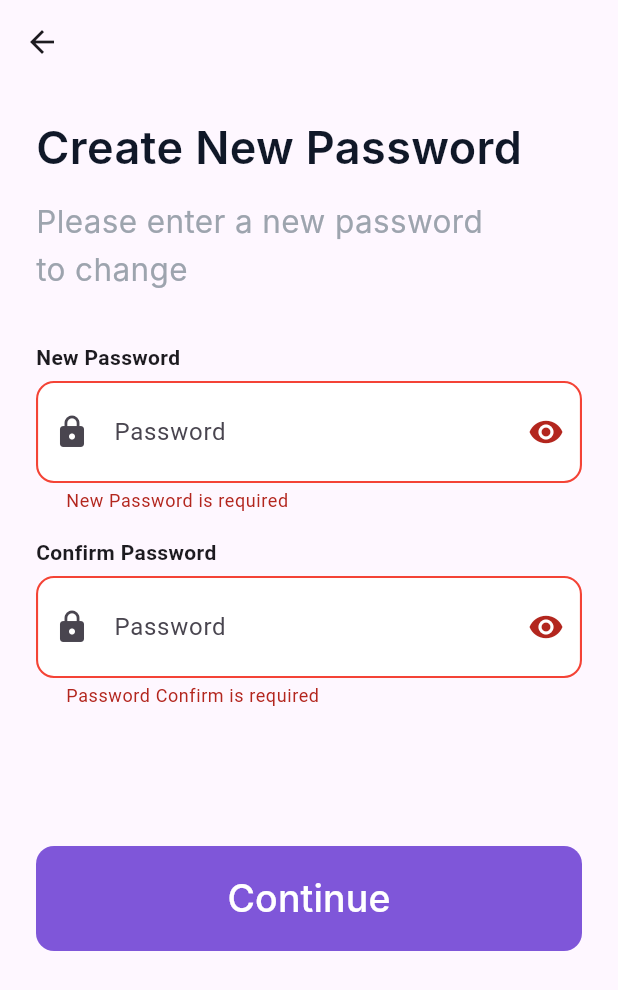
After one commit to TechieChuks/Housely-Real-Estate-App, a Flutter app: the ResetPasswordScreen screen opened by its route, after a tap on "Continue", on a phone screen of 412 x 824 dp. The commit adds this screen. Shown: the top 990 px of the screen. Run offline on Flutter 3.47's test engine with Material 3 defaults, Android fonts, the phone set to English and light mode, and no system bars; our stand-ins replace shared_preferences; accounts and stored records are empty; Roboto replaces fonts that are missing (Inter).

Commit message:
Create New Password Screen is completed Succcessfully

```diff
--- a/lib/core/widgets/app_textfields.dart
+++ b/lib/core/widgets/app_textfields.dart
@@ -84,7 +84,7 @@ class AppTextInput extends StatelessWidget {
           textInputAction: textInputAction,
 
           decoration: InputDecoration(
-            errorText: errorText,
+            errorText: errorText?.isNotEmpty == true ? errorText : null,
             prefixIcon: prefixIcon,
             hintText: hintText,
             filled: true,
@@ -98,6 +98,7 @@ class AppTextInput extends StatelessWidget {
 
             enabledBorder: OutlineInputBorder(
               borderRadius: BorderRadius.circular(12),
+              gapPadding: 0,
               borderSide: BorderSide(color: getBorderColor(), width: 1),
             ),
             focusedBorder: OutlineInputBorder(
--- a/lib/features/forgot_password/presentation/screens/forgot_password_screen.dart
+++ b/lib/features/forgot_password/presentation/screens/forgot_password_screen.dart
@@ -82,7 +82,7 @@ class _ForgotPasswordScreenState extends State<ForgotPasswordScreen> {
                     debugPrint("Hello phone");
                   }
                   if (isEmailSelected == true) {
-                    debugPrint("Hello email");
+                    Navigator.pushNamed(context, "/resetpassword");
                   }
                 },
               ),
--- /dev/null
+++ b/lib/features/reset_password/presentation/reset_password_screen.dart
@@ -0,0 +1,145 @@
+import 'package:flutter/material.dart';
+import 'package:housely/core/constants/app_colors.dart';
+import 'package:housely/core/constants/app_text_styles.dart';
+import 'package:housely/core/enums/enums.dart';
+import 'package:housely/core/utils/layout.dart';
+import 'package:housely/core/widgets/app_button.dart';
+import 'package:housely/core/widgets/app_textfields.dart';
+
+class ResetPasswordScreen extends StatefulWidget {
+  const ResetPasswordScreen({super.key});
+
+  @override
+  State<ResetPasswordScreen> createState() => _ResetPasswordScreenState();
+}
+
+class _ResetPasswordScreenState extends State<ResetPasswordScreen> {
+  bool isChecked = false;
+  bool isPasswordVisible = false;
+  String password = '';
+  final _newPassWordContoller = TextEditingController();
+  final _confirmPassWordContoller = TextEditingController();
+  String? newPasswordError;
+  String? confirmPasswordError;
+
+  @override
+  void initState() {
+    super.initState();
+    _newPassWordContoller.addListener(() => setState(() {}));
+    _confirmPassWordContoller.addListener(() => setState(() {}));
+  }
+
+  void validate() {
+    setState(() {
+      newPasswordError = null;
+      confirmPasswordError = null;
+      if (_newPassWordContoller.text.isEmpty) {
+        newPasswordError = "New Password is required";
+      }
+
+      if (_confirmPassWordContoller.text.isEmpty) {
+        confirmPasswordError = "Password Confirm is required";
+      }
+    });
+  }
+
+  @override
+  Widget build(BuildContext context) {
+    return Scaffold(
+      appBar: AppBar(
+        leading: IconButton(
+          onPressed: () {
+            Navigator.pop(context);
+          },
+          icon: Icon(Icons.arrow_back),
+        ),
+      ),
+      body: SafeArea(
+        child: Padding(
+          padding: const EdgeInsets.all(LayoutTokens.lg),
+          child: Column(
+            crossAxisAlignment: CrossAxisAlignment.start,
+            //mainAxisAlignment: MainAxisAlignment.spaceEvenly,
+            children: [
+              Text(
+                "Create New Password",
+                style: AppTextStyles.heading5SemiBold.copyWith(fontSize: 30),
+              ),
+              SizedBox(height: LayoutTokens.md),
+              Text(
+                "Please enter a new password \nto change",
+                style: AppTextStyles.paragraph4Regular.copyWith(
+                  fontSize: 21,
+                  color: AppColors.grayNeutral[400],
+                ),
+              ),
+              SizedBox(height: LayoutTokens.xl),
+              AppTextInput(
+                onChanged: (value) => setState(() {
+                  password = value;
+                }),
+                onSubmitted: (value) => setState(() {
+                  password = value;
+                }),
+                errorText: newPasswordError,
+                obscureText: isPasswordVisible,
+                prefixIcon: Icon(Icons.lock),
+                textInputAction: TextInputAction.done,
+                controller: _newPassWordContoller,
+                label: "New Password",
+                hintText: "Password",
+                keyboardType: TextInputType.number,
+                isLarge: true,
+                state: TextInputState.typing,
+                suffixIcon: IconButton(
+                  icon: isPasswordVisible
+                      ? Icon(Icons.visibility_off)
+                      : Icon(Icons.visibility),
+                  onPressed: () => setState(() {
+                    isPasswordVisible = !isPasswordVisible;
+                  }),
+                ),
+              ),
+              SizedBox(height: 16),
+              AppTextInput(
+                onChanged: (value) => setState(() {
+                  password = value;
+                }),
+                onSubmitted: (value) => setState(() {
+                  password = value;
+                }),
+                errorText: confirmPasswordError,
+                obscureText: isPasswordVisible,
+                prefixIcon: Icon(Icons.lock),
+                textInputAction: TextInputAction.done,
+                controller: _confirmPassWordContoller,
+                label: "Confirm Password",
+                hintText: "Password",
+                keyboardType: TextInputType.number,
+                isLarge: true,
+                state: TextInputState.typing,
+                suffixIcon: IconButton(
+                  icon: isPasswordVisible
+                      ? Icon(Icons.visibility_off)
+                      : Icon(Icons.visibility),
+                  onPressed: () => setState(() {
+                    isPasswordVisible = !isPasswordVisible;
+                  }),
+                ),
+              ),
+              SizedBox(height: 92),
+              AppButton(
+                size: ButtonSize.large,
+                variant: ButtonVariant.primary,
+                label: "Continue",
+                onPressed: () {
+                  validate();
+                },
+              ),
+            ],
+          ),
+        ),
+      ),
+    );
+  }
+}
--- a/lib/main.dart
+++ b/lib/main.dart
@@ -2,6 +2,7 @@ import 'package:flutter/material.dart';
 import 'package:housely/features/forgot_password/presentation/screens/forgot_password_screen.dart';
 import 'package:housely/features/login/presentation/login_screen.dart';
 import 'package:housely/features/onboarding/presentation/screens/onboarding_screen.dart';
+import 'package:housely/features/reset_password/presentation/reset_password_screen.dart';
 import 'package:housely/features/signup/presentation/signup_screen.dart';
 import 'package:shared_preferences/shared_preferences.dart';
 
@@ -30,6 +31,7 @@ class MyApp extends StatelessWidget {
         '/login': (context) => LoginScreen(),
         '/signup': (context) => SignupScreen(),
         '/forgotpassword': (context) => ForgotPasswordScreen(),
+        '/resetpassword': (context) => ResetPasswordScreen(),
       },
     );
   }
```
